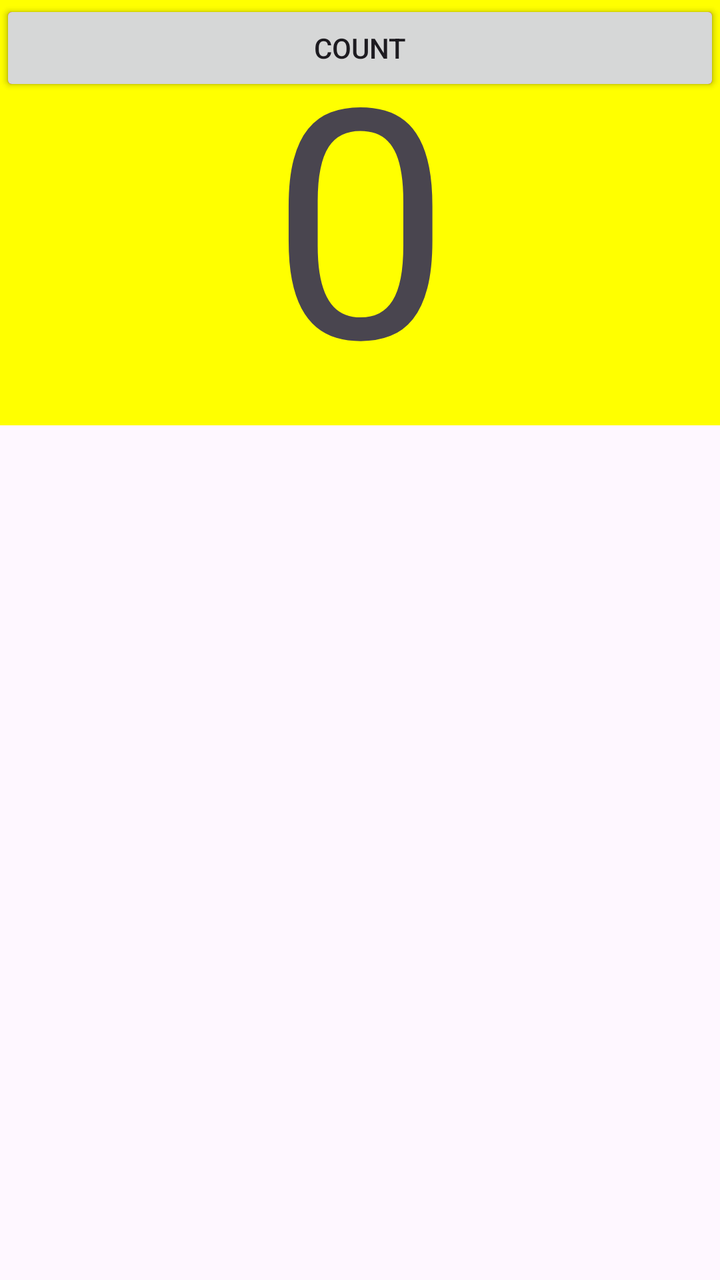
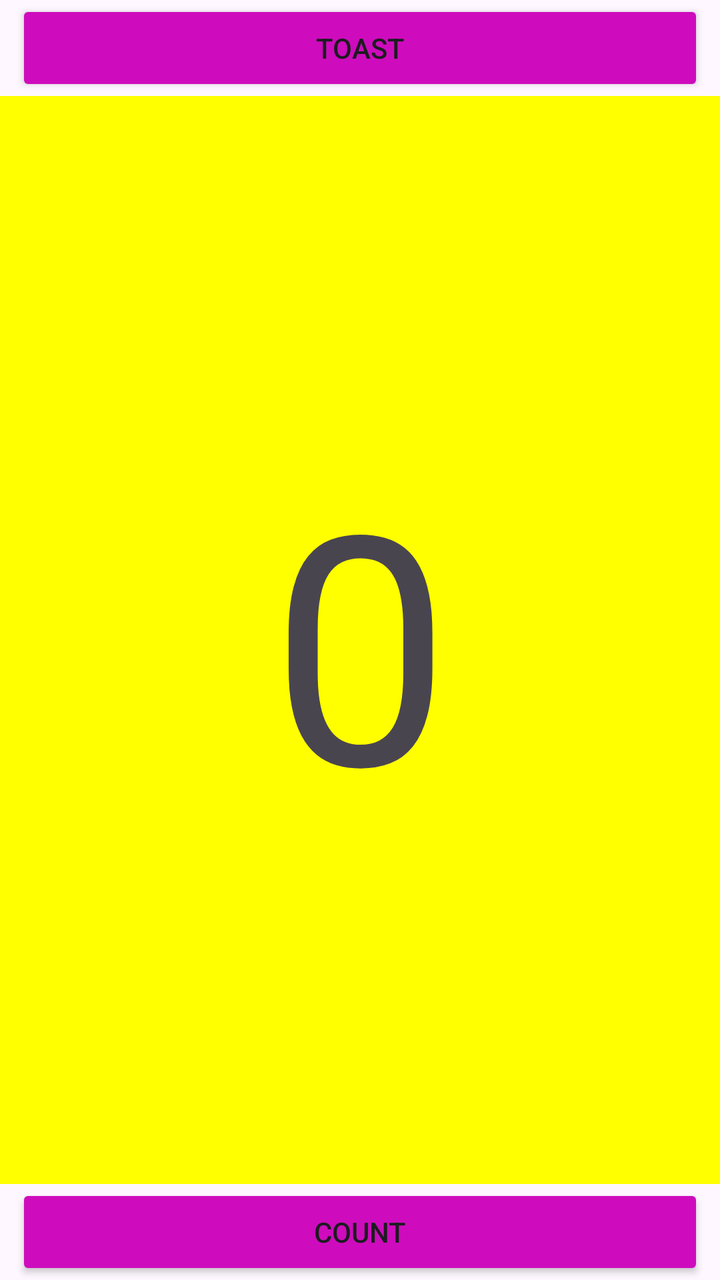

An Android layout rendered at two revisions. The XML below is the earlier revision; the diff shows what the commit changed to produce the second picture.
<!-- AndroidManifest.xml: application theme Theme.HelloToast -->
<!-- res/layout/activity_main.xml -->
<?xml version="1.0" encoding="utf-8"?>
<androidx.constraintlayout.widget.ConstraintLayout
    xmlns:android="http://schemas.android.com/apk/res/android"
    xmlns:app="http://schemas.android.com/apk/res-auto"
    xmlns:tools="http://schemas.android.com/tools"
    android:id="@+id/main"
    android:layout_width="match_parent"
    android:layout_height="match_parent"
    tools:context=".MainActivity">

    <Button
        android:id="@+id/button_toast"
        android:layout_width="match_parent"
        android:layout_height="wrap_content"
        android:text="@string/button_label_toast"
        android:backgroundTint="#CE0CBD" />

    <TextView
        android:id="@+id/show_count"
        android:layout_width="match_parent"
        android:layout_height="wrap_content"
        android:layout_weight="2"
        android:text="@string/count_initial_value"
        android:textSize="160sp"
        android:background="#FFFF00"
        android:gravity="center" />

    <Button
        android:id="@+id/button_count"
        android:layout_width="match_parent"
        android:layout_height="wrap_content"
        android:text="@string/button_label_count"
        android:backgroundtint="#CE0CBD" />

</androidx.constraintlayout.widget.ConstraintLayout>
<!-- resources referenced by this layout -->
<resources>
  <string name="button_label_count">Count</string>
  <string name="button_label_toast">Toast</string>
  <string name="count_initial_value">0</string>
  <style name="Theme.HelloToast" parent="Base.Theme.HelloToast" />
  <style name="Base.Theme.HelloToast" parent="Theme.Material3.DayNight.NoActionBar">
          
          
      </style>
</resources>

<!-- the commit's change to res/layout/activity_main.xml (unified diff, before → after) -->
@@ -13,23 +13,36 @@
         android:layout_width="match_parent"
         android:layout_height="wrap_content"
         android:text="@string/button_label_toast"
-        android:backgroundTint="#CE0CBD" />
+        android:backgroundTint="#CE0CBD"
+        android:layout_marginStart="8dp"
+        android:layout_marginEnd="8dp"
+        app:layout_constraintTop_toTopOf="parent"
+        app:layout_constraintStart_toStartOf="parent"
+        app:layout_constraintEnd_toEndOf="parent" />
 
     <TextView
         android:id="@+id/show_count"
         android:layout_width="match_parent"
-        android:layout_height="wrap_content"
-        android:layout_weight="2"
+        android:layout_height="0dp"
         android:text="@string/count_initial_value"
         android:textSize="160sp"
         android:background="#FFFF00"
-        android:gravity="center" />
+        android:gravity="center"
+        app:layout_constraintTop_toBottomOf="@id/button_toast"
+        app:layout_constraintBottom_toTopOf="@id/button_count"
+        app:layout_constraintStart_toStartOf="parent"
+        app:layout_constraintEnd_toEndOf="parent" />
 
     <Button
         android:id="@+id/button_count"
         android:layout_width="match_parent"
         android:layout_height="wrap_content"
         android:text="@string/button_label_count"
-        android:backgroundtint="#CE0CBD" />
+        android:backgroundTint="#CE0CBD"
+        android:layout_marginStart="8dp"
+        android:layout_marginEnd="8dp"
+        app:layout_constraintBottom_toBottomOf="parent"
+        app:layout_constraintStart_toStartOf="parent"
+        app:layout_constraintEnd_toEndOf="parent" />
 
 </androidx.constraintlayout.widget.ConstraintLayout>
